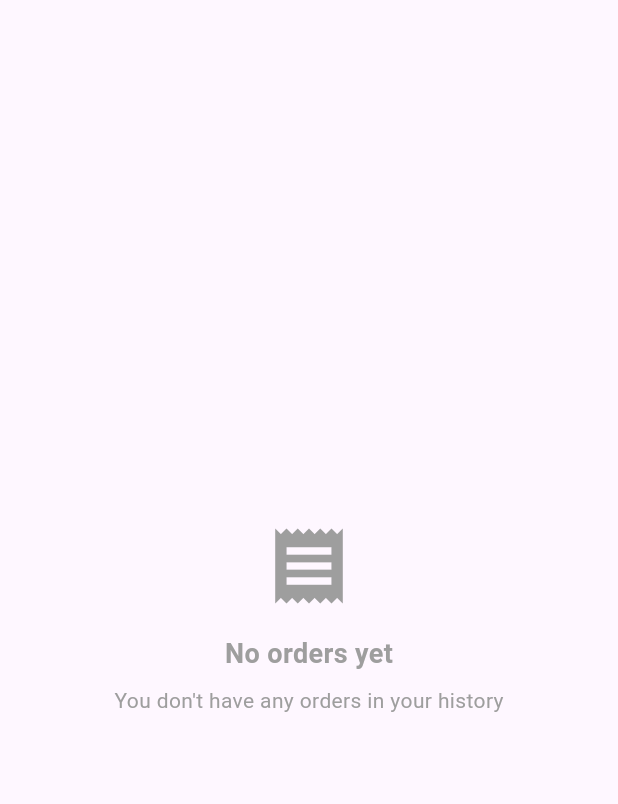
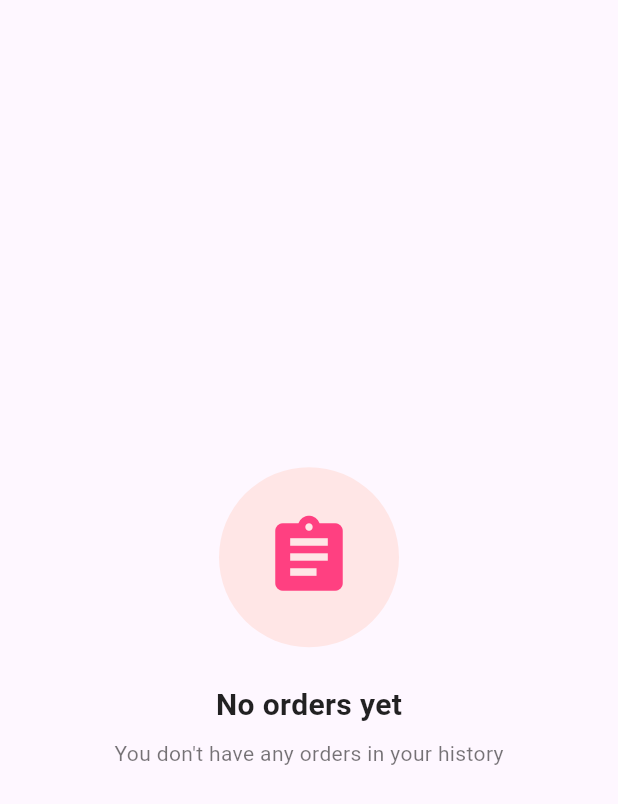
Before and after one commit to Mohammed3121420/delivery_app, a Flutter app: the OtherBillsScreen screen opened directly with empty values, on a phone screen of 412 x 824 dp. Shown: the top 804 px of the screen. Run offline on Flutter 3.47's test engine with Material 3 defaults, Android fonts, the phone set to English and light mode, and no system bars; our stand-ins replace shared_preferences, sqflite; accounts and stored records are empty.

Commit message:
OtherBillsScreen and NewBillsScreen design changes

```diff
--- a/lib/features/bill/presentation/screens/other_bills_screen.dart
+++ b/lib/features/bill/presentation/screens/other_bills_screen.dart
@@ -18,20 +18,33 @@ class OtherBillsScreen extends StatelessWidget {
                       child: Column(
                         mainAxisAlignment: MainAxisAlignment.center,
                         children: [
-                          Icon(Icons.receipt, size: 60, color: Colors.grey),
-                          SizedBox(height: 16),
+                          Container(
+                            padding: EdgeInsets.all(30),
+                            decoration: BoxDecoration(
+                              color: Color(
+                                0xFFFFE6E6,
+                              ), // لون وردي فاتح مشابه للصورة
+                              shape: BoxShape.circle,
+                            ),
+                            child: Icon(
+                              Icons.assignment,
+                              size: 60,
+                              color: Colors.pinkAccent,
+                            ),
+                          ),
+                          SizedBox(height: 24),
                           Text(
                             'No orders yet',
                             style: TextStyle(
-                              fontSize: 18,
+                              fontSize: 20,
                               fontWeight: FontWeight.bold,
-                              color: Colors.grey,
+                              color: Colors.black87,
                             ),
                           ),
                           SizedBox(height: 8),
                           Text(
                             'You don\'t have any orders in your history',
-                            style: TextStyle(color: Colors.grey),
+                            style: TextStyle(color: Colors.black54),
                           ),
                         ],
                       ),
```
Also changed, not shown: lib/features/bill/presentation/screens/new_bills_screen.dart (+133 -17 lines).
